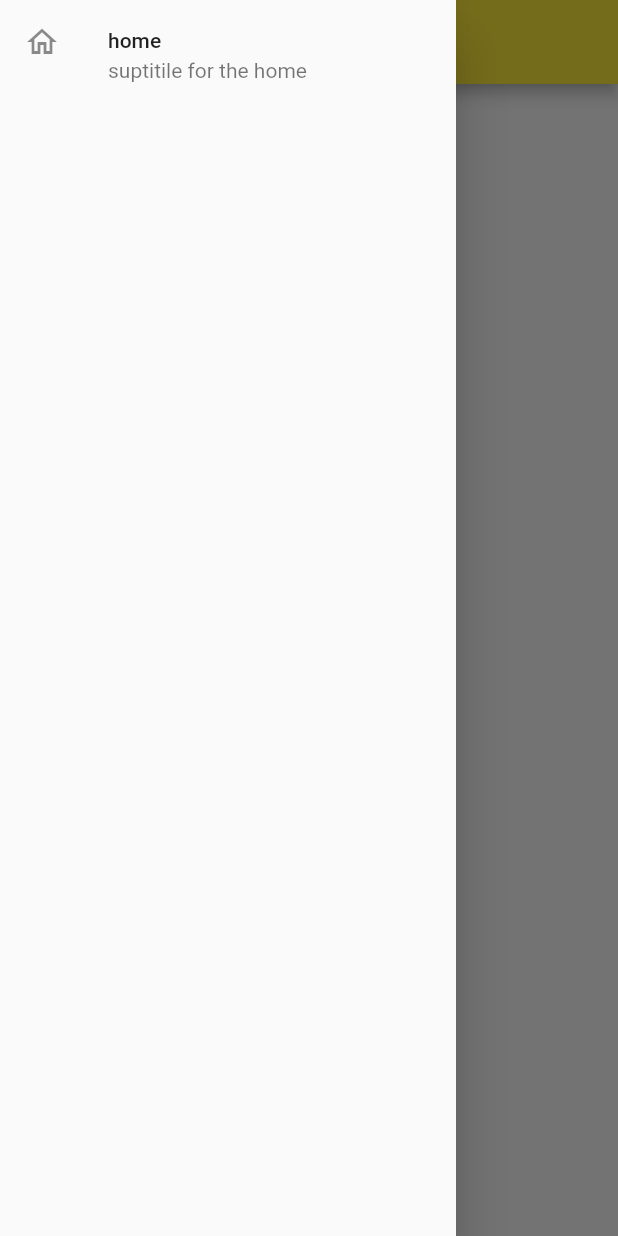
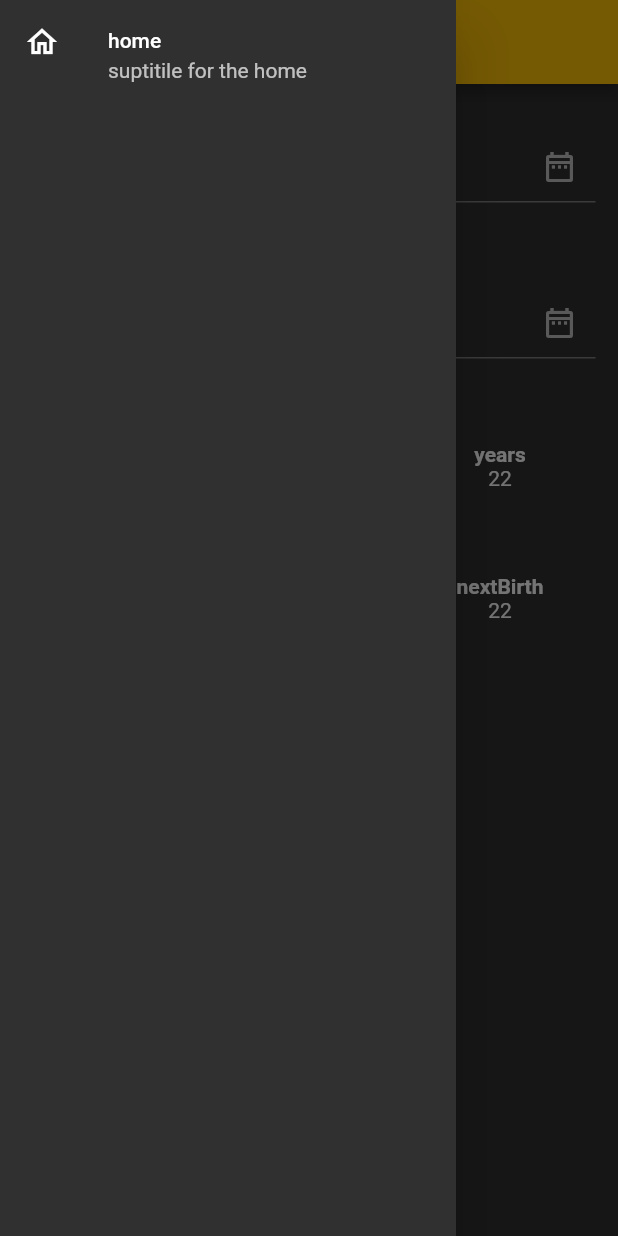
Before and after one commit to malouda0000/flutapp_playing_with_widgets, a Flutter app: the screen it shows after launch, with the side drawer open, on a phone screen of 412 x 824 dp. Run offline on Flutter 3.47's test engine with Material 2 defaults, Android fonts, the phone set to English and light mode, and no system bars.

Commit message:
new screen for the date calculating (still under development) GG ma nigga

```diff
--- a/lib/main.dart
+++ b/lib/main.dart
@@ -15,7 +15,10 @@ class MyApp extends StatelessWidget {
       debugShowCheckedModeBanner: false,
       title: 'Flutter Demo',
       theme: ThemeData(
-        primarySwatch: Colors.yellow,
+        brightness: Brightness.dark,
+        // primarySwatch: Colors.amber,
+        primaryColor: Colors.amber,
+        // primaryColorDark: Colors.indigoAccent,
       ),
       home: MyHomePage(),
     );
--- a/lib/screens/age_calculater.dart
+++ b/lib/screens/age_calculater.dart
@@ -1,10 +1,124 @@
 import 'package:flutter/material.dart';
 
-class AgeCalculater extends StatelessWidget {
+TextEditingController _dateOfBirthController = new TextEditingController();
+
+TextEditingController _todaysDateController = new TextEditingController();
+Widget _emptyBox = SizedBox(height: 40);
+var theContext;
+
+class AgeCalculater extends StatefulWidget {
+  @override
+  _AgeCalculaterState createState() => _AgeCalculaterState();
+}
+
+class _AgeCalculaterState extends State<AgeCalculater> {
+  BuildContext context;
+
   @override
   Widget build(BuildContext context) {
-    return Container(
-
+    this.context = context;
+    return Padding(
+      padding: EdgeInsets.all(15),
+      child: SingleChildScrollView(
+        child: Column(
+          children: [
+            _dateOfBirthRowBuilder(),
+            _emptyBox,
+            _todaysDateRowBuilder(),
+            _emptyBox,
+            _ageResult(),
+            _emptyBox,
+            _nextBirthDateResult(),
+          ],
+        ),
+      ),
     );
   }
 }
+
+_dateOfBirthRowBuilder() {
+  // to build the hole date of birth row
+  return Column(
+    children: [
+      _titleBuilder("date of birth"),
+      _textFeildBuilder(_dateOfBirthController)
+    ],
+  );
+}
+
+_titleBuilder(String theTitle) {
+  // i'll use it to build every title or header
+  return Text(
+    theTitle.toString(),
+    style: TextStyle(fontWeight: FontWeight.bold),
+  );
+}
+
+_textFeildBuilder(
+  // i'll use this func to build any text feild in this app
+  TextEditingController theController,
+) {
+  return TextField(
+    controller: theController,
+    showCursor: true,
+    // onTap: (() => {
+    //       showDatePicker(
+    //           context: theContext,
+    //           initialDate: DateTime.now(),
+    //           firstDate: DateTime(1940),
+    //           lastDate: DateTime.now())
+    //     }),
+    decoration: InputDecoration(
+      suffixIcon: Icon(
+        Icons.date_range_outlined,
+      ),
+    ),
+  );
+}
+
+_todaysDateRowBuilder() {
+  return Column(children: [
+    _titleBuilder("todays date"),
+    _textFeildBuilder(_todaysDateController),
+  ]);
+}
+
+_ageResult() {
+  return Column(
+    children: [
+      _titleBuilder("the age result"),
+      Row(
+        mainAxisAlignment: MainAxisAlignment.spaceAround,
+        children: [
+          _smallTabBuilder("years", "22"),
+          _smallTabBuilder("years", "22"),
+          _smallTabBuilder("years", "22"),
+        ],
+      ),
+    ],
+  );
+}
+
+_smallTabBuilder(String theTabTitle, String tabeText) {
+  return Container(
+      child: Column(children: [
+    _titleBuilder(theTabTitle.toString()),
+    Text(tabeText.toString()),
+  ]));
+}
+
+_nextBirthDateResult() {
+  return Column(
+    children: [
+      _titleBuilder("the age result"),
+      Row(
+        mainAxisAlignment: MainAxisAlignment.spaceAround,
+        children: [
+          _smallTabBuilder("nextBirth", "22"),
+          _smallTabBuilder("nextBirth", "22"),
+          _smallTabBuilder("nextBirth", "22"),
+        ],
+      ),
+    ],
+  );
+}
```
